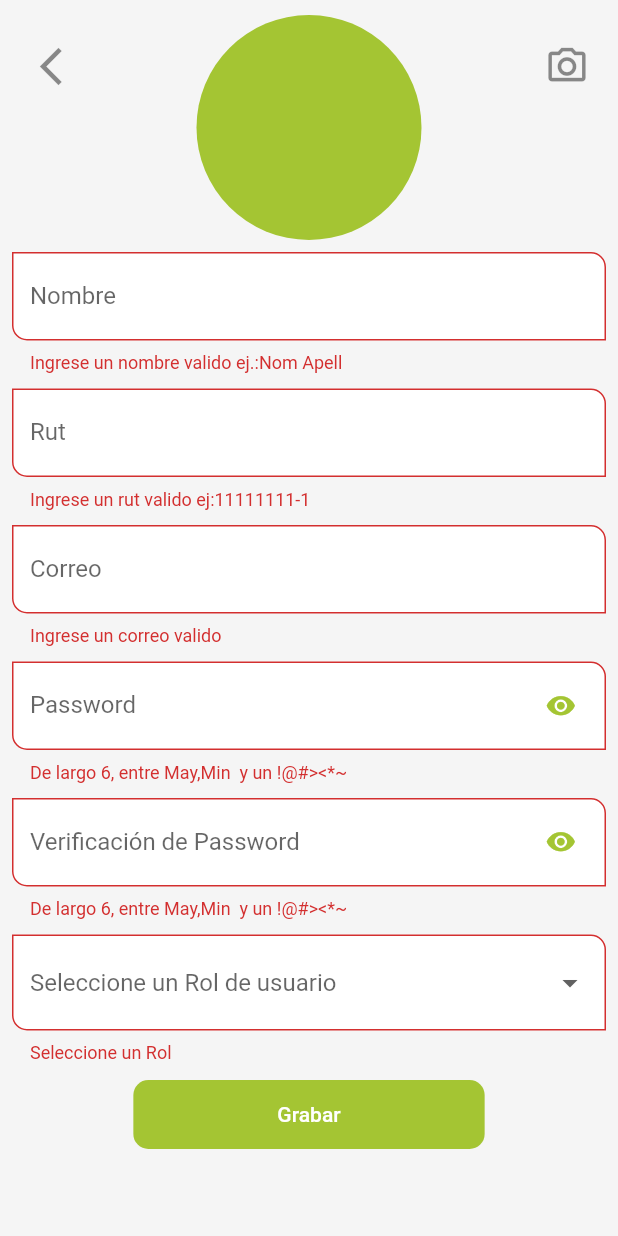
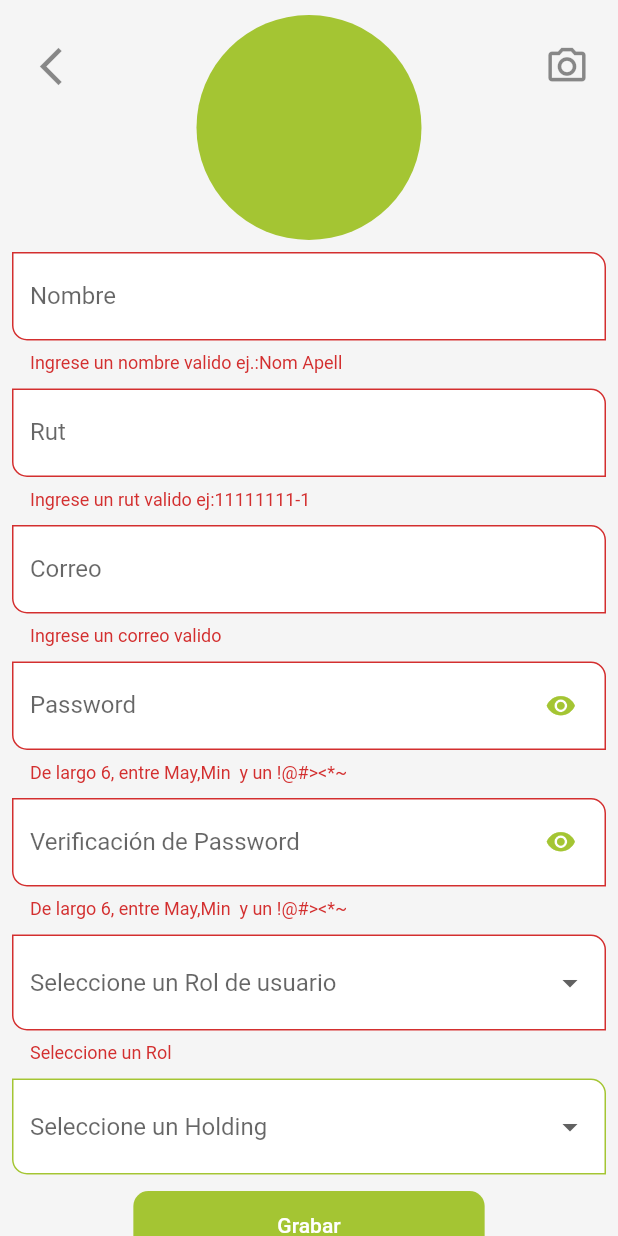
Before and after one commit to edogithub2022/mi_app, a Flutter app: the UserView screen opened by its route, after a tap on "Grabar", on a phone screen of 412 x 824 dp. Run offline on Flutter 3.47's test engine with Material 2 defaults, Android fonts, the phone set to English and light mode, and no system bars; our stand-ins replace flutter_secure_storage, freezed_annotation, image_picker, shared_preferences; accounts and stored records are empty; network calls fail.

Commit message:
Se agrego holding en la creacion de usuarios

```diff
--- a/lib/app/data/repositories_impl/authentication_repository_impl.dart
+++ b/lib/app/data/repositories_impl/authentication_repository_impl.dart
@@ -34,6 +34,7 @@ class AuthenticationRepositoryImpl implements AuthenticationRepository {
       password: data.password,
       rol: data.rol,
       imageUrl: data.urlImage,
+      holding: data.holding,
     );
   }
 }
--- a/lib/app/data/services/remote/api_login.dart
+++ b/lib/app/data/services/remote/api_login.dart
@@ -279,6 +279,7 @@ class LoginApi {
     required String password,
     required String rol,
     required String imageUrl,
+    required String holding,
   }) async {
     try {
       final Map<String, String> authData = {
@@ -288,6 +289,7 @@ class LoginApi {
         'password': password,
         'rol': rol,
         'imageUrl': imageUrl,
+        'holding': holding,
       };
 
       final token = await readToken();
--- a/lib/app/presentation/modules_erp/orden_compra/view/aprobar_oc_view.dart
+++ b/lib/app/presentation/modules_erp/orden_compra/view/aprobar_oc_view.dart
@@ -132,7 +132,7 @@ class _ListView extends StatelessWidget {
         }
 
         await bloc.updateEstadoOc(
-          codempresa: '1',
+          codempresa: selectedOrdenCompraTotales.codempresa.toString(),
           correlativo: selectedOrdenCompraTotales.correlativo.toString(),
           motivoRechazo: selectedOrdenCompraTotales.motivoRechazo.toString(),
           estado: selectedOrdenCompraTotales.estadoRecepcion,
@@ -571,7 +571,7 @@ class _ListView extends StatelessWidget {
               IconButton(
                 icon: Icon(
                   Icons.article_outlined,
-                  size: 30,
+                  size: 40,
                   color:
                       Preferences.isDarkmode ? Colors.white70 : Colors.black45,
                 ),
--- a/lib/app/presentation/modules_erp/orden_compra/widgets/card_listview.dart
+++ b/lib/app/presentation/modules_erp/orden_compra/widgets/card_listview.dart
@@ -28,7 +28,7 @@ class CardListView extends StatelessWidget {
             //   top: 0,
             // ),
             width: double.infinity,
-            height: 380,
+            height: 395,
             decoration: _cardBorders(),
             child: Stack(
               children: [
@@ -41,7 +41,7 @@ class CardListView extends StatelessWidget {
                   ),
                 ),
                 Positioned(
-                  top: 350,
+                  top: 365,
                   right: 0,
                   child: _Total(
                     total: ordenCompraTotal.totalBruto,
--- a/lib/app/presentation/modules_home/users/views/user_view.dart
+++ b/lib/app/presentation/modules_home/users/views/user_view.dart
@@ -471,7 +471,7 @@ class _SingUpUser extends StatelessWidget {
   Widget build(BuildContext context) {
     final singUpForm = Provider.of<SingUpBloc>(context);
     final SingUpBloc bloc = context.watch();
-
+    final List listHolding = ['Agrosoft', 'Margozzini'];
     return SingleChildScrollView(
       child: Padding(
         padding: const EdgeInsets.all(8.0),
@@ -610,6 +610,42 @@ class _SingUpUser extends StatelessWidget {
                     return null;
                   },
                 ),
+
+                //H O L D I N G
+                const SizedBox(height: 10),
+                DropdownButtonFormField(
+                  dropdownColor: Preferences.isDarkmode ? Colors.white : null,
+                  decoration: const InputDecoration(
+                    filled: true,
+                    fillColor: Colors.white,
+                  ),
+                  hint: Text(
+                    "Seleccione un Holding",
+                    style: Preferences.isDarkmode
+                        ? const TextStyle(color: Colors.black)
+                        : null,
+                  ),
+                  items: listHolding.map((name) {
+                    return DropdownMenuItem(
+                      value: name,
+                      child: Text(
+                        name,
+                        style: TextStyle(
+                            color:
+                                Preferences.isDarkmode ? Colors.black : null),
+                      ),
+                    );
+                  }).toList(),
+                  onChanged: (value) {
+                    singUpForm.formValues['holding'] = value.toString();
+                  },
+                  validator: (value) {
+                    if (!value.toString().isNotNull) {
+                      return 'Seleccione un Holding';
+                    }
+                    return null;
+                  },
+                ),
                 const SizedBox(height: 10),
                 MaterialButton(
                   shape: RoundedRectangleBorder(
@@ -641,7 +677,7 @@ class _SingUpUser extends StatelessWidget {
                               singUpForm.formValues['password'].toString(),
                               singUpForm.formValues['rol'].toString(),
                               imageUrl,
-                              null);
+                              singUpForm.formValues['holding'].toString());
 
                           // if (!mounted) {
                           //   return;
```
